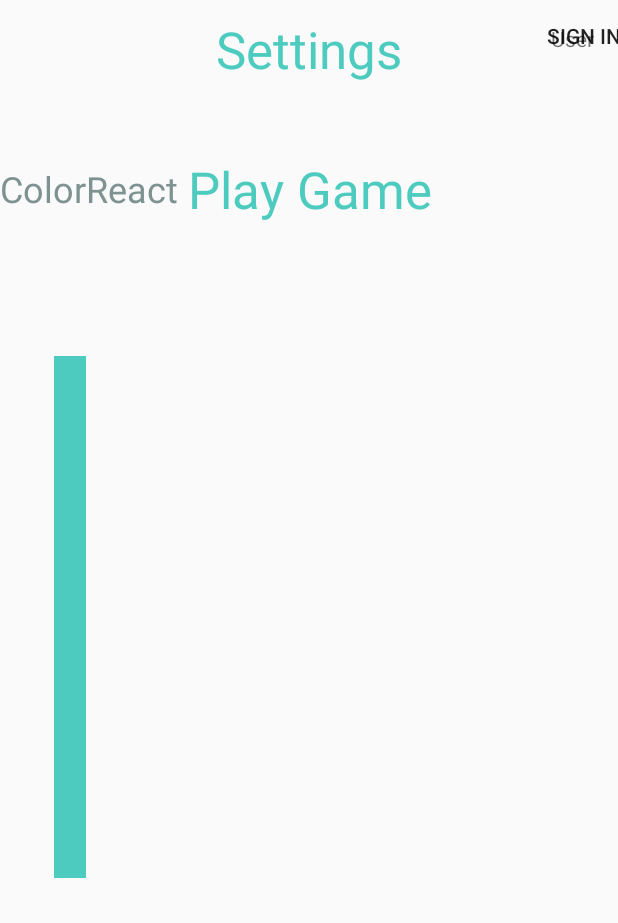
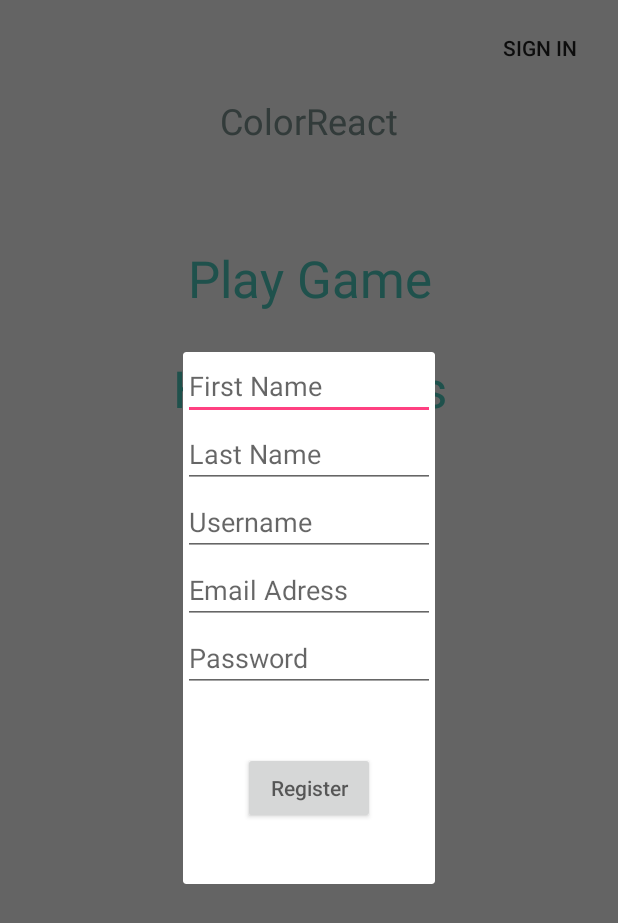
Before and after one commit to liangan4793/ColorReact, an Android app: the screen it shows after launch (MenuActivity), after a tap on "SIGN IN", on a phone screen of 412 x 824 dp. Shown: the top 923 px of the screen. Run offline under Robolectric (Android 15) with nearby library versions, the phone set to English and light mode, and no system bars; our stand-ins replace ButterKnife, Firebase (no records; nobody signed in at launch, a user with empty details on screens opened directly); libraries missing offline, so code that uses them is left out: io.realm.

```diff
--- a/app/src/main/java/com/example/andy/colorreact/MenuActivity.java
+++ b/app/src/main/java/com/example/andy/colorreact/MenuActivity.java
@@ -1,6 +1,7 @@
 package com.example.andy.colorreact;
 
 import android.support.annotation.Nullable;
+import android.support.v4.app.DialogFragment;
 import android.support.v4.app.FragmentManager;
 import android.support.v7.app.AppCompatActivity;
 import android.os.Bundle;
@@ -33,6 +34,8 @@ public class MenuActivity extends AppCompatActivity implements RegisterUserDialo
         signInButton.setOnClickListener(new View.OnClickListener() {
             @Override
             public void onClick(View v) {
+                RegisterUserDialogFragment registerUserDialogFragment = new RegisterUserDialogFragment();
+                registerUserDialogFragment.show(getFragmentManager(), "Register User");
             }
         });
     }
--- a/app/src/main/java/com/example/andy/colorreact/RegisterUserDialogFragment.java
+++ b/app/src/main/java/com/example/andy/colorreact/RegisterUserDialogFragment.java
@@ -28,6 +28,8 @@ public class RegisterUserDialogFragment extends DialogFragment {
 
     private User newUser;
 
+    public RegisterUserDialogFragment() {}
+
     public interface RegisterUserDialogListener {
         void onRegisterUser(User user);
     }
@@ -43,6 +45,8 @@ public class RegisterUserDialogFragment extends DialogFragment {
     @Override
     public void onViewCreated(View view, @Nullable Bundle savedInstanceState) {
         super.onViewCreated(view, savedInstanceState);
+        ButterKnife.bind(this, view);
+        newUser = new User();
         registerButton.setOnClickListener(new View.OnClickListener() {
             @Override
             public void onClick(View v) {
--- a/app/src/main/res/layout-v21/activity_menu.xml
+++ b/app/src/main/res/layout-v21/activity_menu.xml
@@ -7,102 +7,69 @@
     android:visibility="visible"
     tools:context="com.example.andy.colorreact.MenuActivity"
     tools:layout_editor_absoluteX="0dp"
-    tools:layout_editor_absoluteY="81dp">
+    tools:layout_editor_absoluteY="25dp">
 
     <Button
         android:id="@+id/play_game_button"
         style="@android:style/Widget.Material.Light.Button.Borderless.Colored"
-        android:layout_width="0dp"
+        android:layout_width="wrap_content"
         android:layout_height="wrap_content"
-        android:layout_marginBottom="0dp"
-        android:layout_marginTop="8dp"
+        android:layout_marginTop="56dp"
         android:elevation="0dp"
         android:text="@string/play_game_label"
         android:textAppearance="@style/TextAppearance.AppCompat.Display1"
         android:textColor="#4dcbbf"
-        app:layout_constraintBottom_toTopOf="@+id/settings_button"
-        app:layout_constraintTop_toBottomOf="@+id/textView"
-        app:layout_constraintVertical_bias="0.262"
         app:layout_constraintLeft_toLeftOf="parent"
-        android:layout_marginLeft="8dp"
-        android:layout_marginRight="8dp"
         app:layout_constraintRight_toRightOf="parent"
-        app:layout_constraintHorizontal_bias="0.0" />
+        app:layout_constraintTop_toBottomOf="@+id/textView" />
 
     <Button
         android:id="@+id/high_scores_button"
         style="@android:style/Widget.DeviceDefault.Button.Borderless"
-        android:layout_width="0dp"
+        android:layout_width="wrap_content"
         android:layout_height="wrap_content"
+        android:layout_marginTop="8dp"
         android:text="@string/high_scores_label"
         android:textAppearance="@style/TextAppearance.AppCompat.Display1"
         android:textColor="#4dcbbf"
-        android:layout_marginBottom="29dp"
-        app:layout_constraintBottom_toTopOf="@+id/settings_button"
         app:layout_constraintLeft_toLeftOf="parent"
         app:layout_constraintRight_toRightOf="parent"
-        app:layout_constraintHorizontal_bias="0.0" />
+        app:layout_constraintTop_toBottomOf="@+id/play_game_button" />
 
     <Button
         android:id="@+id/settings_button"
         style="@android:style/Widget.DeviceDefault.Button.Borderless"
-        android:layout_width="0dp"
+        android:layout_width="wrap_content"
         android:layout_height="wrap_content"
+        android:layout_marginTop="8dp"
         android:text="@string/settings_label"
         android:textAppearance="@style/TextAppearance.AppCompat.Display1"
         android:textColor="#4dcbbf"
-        tools:layout_editor_absoluteY="352dp"
-        android:layout_marginRight="8dp"
+        app:layout_constraintLeft_toLeftOf="parent"
         app:layout_constraintRight_toRightOf="parent"
-        android:layout_marginLeft="8dp"
-        app:layout_constraintLeft_toLeftOf="parent"
-        app:layout_constraintHorizontal_bias="0.0" />
-
-    <android.support.constraint.ConstraintLayout
-        android:id="@+id/constraintLayout"
-        android:layout_width="21dp"
-        android:layout_height="348dp"
-        android:background="#4dcbbf"
-        android:visibility="visible"
-        android:paddingLeft="150dp"
-        android:layout_marginLeft="36dp"
-        app:layout_constraintLeft_toLeftOf="parent"
-        app:layout_constraintTop_toTopOf="parent"
-        app:layout_constraintBottom_toBottomOf="parent"
-        app:layout_constraintVertical_bias="0.498"
-        tools:layout_editor_absoluteY="76dp">
-
-    </android.support.constraint.ConstraintLayout>
+        app:layout_constraintTop_toBottomOf="@+id/high_scores_button" />
 
     <TextView
         android:id="@+id/textView"
         android:layout_width="wrap_content"
         android:layout_height="wrap_content"
-        android:layout_marginTop="109dp"
+        android:layout_marginTop="8dp"
         android:text="@string/app_name"
         android:textAppearance="@style/TextAppearance.AppCompat.Headline"
         android:textColor="#7E9391"
-        app:layout_constraintTop_toTopOf="parent"
-        tools:layout_editor_absoluteX="88dp" />
-
-    <TextView
-        android:id="@+id/mainMenuUserLabel"
-        android:layout_width="wrap_content"
-        android:layout_height="wrap_content"
-        android:layout_marginRight="16dp"
-        android:layout_marginTop="16dp"
-        android:text="User"
+        app:layout_constraintLeft_toLeftOf="parent"
         app:layout_constraintRight_toRightOf="parent"
-        app:layout_constraintTop_toTopOf="parent" />
+        app:layout_constraintTop_toBottomOf="@+id/mainMenuSignInButton" />
 
     <Button
         android:id="@+id/mainMenuSignInButton"
         style="@style/Widget.AppCompat.Button.Borderless"
-        android:layout_width="wrap_content"
+        android:layout_width="88dp"
         android:layout_height="wrap_content"
-        android:layout_marginRight="-21dp"
+        android:layout_marginEnd="8dp"
+        android:layout_marginTop="8dp"
         android:text="Sign In"
-        app:layout_constraintRight_toRightOf="parent"
-        tools:layout_editor_absoluteY="33dp" />
+        app:layout_constraintEnd_toEndOf="parent"
+        app:layout_constraintTop_toTopOf="parent" />
 
 </android.support.constraint.ConstraintLayout>
--- a/app/src/main/res/layout/activity_menu.xml
+++ b/app/src/main/res/layout/activity_menu.xml
@@ -11,82 +11,65 @@
 
     <Button
         android:id="@+id/play_game_button"
-        style="@android:style/Widget.Material.Light.Button.Borderless.Colored"
+        style="@android:style/Widget.DeviceDefault.Button.Borderless"
         android:layout_width="wrap_content"
         android:layout_height="wrap_content"
-        android:layout_marginStart="8dp"
+        android:layout_marginTop="56dp"
         android:elevation="0dp"
         android:text="@string/play_game_label"
         android:textAppearance="@style/TextAppearance.AppCompat.Display1"
         android:textColor="#4dcbbf"
-        app:layout_constraintStart_toEndOf="@+id/constraintLayout"
-        android:layout_marginTop="12dp"
-        app:layout_constraintTop_toBottomOf="@+id/textView"
-        android:layout_marginLeft="8dp"
-        app:layout_constraintLeft_toLeftOf="parent" />
+        app:layout_constraintLeft_toLeftOf="parent"
+        app:layout_constraintRight_toRightOf="parent"
+        app:layout_constraintTop_toBottomOf="@+id/textView" />
 
     <Button
         android:id="@+id/high_scores_button"
         style="@android:style/Widget.DeviceDefault.Button.Borderless"
         android:layout_width="wrap_content"
         android:layout_height="wrap_content"
+        android:layout_marginTop="8dp"
         android:text="@string/high_scores_label"
         android:textAppearance="@style/TextAppearance.AppCompat.Display1"
         android:textColor="#4dcbbf"
-        app:layout_constraintStart_toEndOf="@+id/constraintLayout"
-        android:layout_marginTop="6dp"
-        app:layout_constraintTop_toBottomOf="@+id/play_game_button"
-        tools:layout_constraintRight_creator="1"
+        app:layout_constraintLeft_toLeftOf="parent"
         app:layout_constraintRight_toRightOf="parent"
-        tools:layout_constraintLeft_creator="1"
-        app:layout_constraintLeft_toRightOf="@+id/play_game_button" />
+        app:layout_constraintTop_toBottomOf="@+id/play_game_button" />
 
     <Button
         android:id="@+id/settings_button"
         style="@android:style/Widget.DeviceDefault.Button.Borderless"
         android:layout_width="wrap_content"
         android:layout_height="wrap_content"
+        android:layout_marginTop="8dp"
         android:text="@string/settings_label"
         android:textAppearance="@style/TextAppearance.AppCompat.Display1"
         android:textColor="#4dcbbf"
-        app:layout_constraintStart_toEndOf="@+id/constraintLayout"
-        android:layout_marginTop="8dp"
-        app:layout_constraintTop_toBottomOf="@+id/high_scores_button"
-        tools:layout_constraintRight_creator="1"
-        app:layout_constraintRight_toRightOf="parent" />
+        app:layout_constraintLeft_toLeftOf="parent"
+        app:layout_constraintRight_toRightOf="parent"
+        app:layout_constraintTop_toBottomOf="@+id/high_scores_button" />
 
     <TextView
         android:id="@+id/textView"
-        android:layout_width="0dp"
+        android:layout_width="wrap_content"
         android:layout_height="wrap_content"
+        android:layout_marginTop="8dp"
         android:text="@string/app_name"
-        android:textAppearance="@style/TextAppearance.AppCompat.Body1"
-        app:layout_constraintStart_toStartOf="@+id/play_game_button"
-        android:layout_marginTop="8dp"
-        app:layout_constraintTop_toBottomOf="@+id/mainMenuSignInButton"
-        tools:layout_constraintLeft_creator="1"
-        app:layout_constraintLeft_toLeftOf="parent" />
+        android:textAppearance="@style/TextAppearance.AppCompat.Headline"
+        android:textColor="#7E9391"
+        app:layout_constraintLeft_toLeftOf="parent"
+        app:layout_constraintRight_toRightOf="parent"
+        app:layout_constraintTop_toBottomOf="@+id/mainMenuSignInButton" />
 
     <Button
         android:id="@+id/mainMenuSignInButton"
         style="@style/Widget.AppCompat.Button.Borderless"
-        android:layout_width="wrap_content"
+        android:layout_width="88dp"
         android:layout_height="wrap_content"
-        android:layout_marginEnd="8dp"
+        android:layout_marginRight="8dp"
+        android:layout_marginTop="8dp"
         android:text="Sign In"
         app:layout_constraintEnd_toEndOf="parent"
-        app:layout_constraintTop_toTopOf="parent"
-        android:layout_marginTop="8dp"
-        android:layout_marginRight="8dp"
-        app:layout_constraintRight_toRightOf="parent" />
-
-    <android.support.constraint.Guideline
-        android:id="@+id/guideline"
-        android:layout_width="wrap_content"
-        android:layout_height="wrap_content"
-        android:orientation="vertical"
-        app:layout_constraintGuide_begin="20dp"
-        tools:layout_editor_absoluteY="0dp"
-        tools:layout_editor_absoluteX="20dp" />
+        app:layout_constraintTop_toTopOf="parent" />
 
 </android.support.constraint.ConstraintLayout>
--- a/app/src/main/res/layout/fragment_register_user.xml
+++ b/app/src/main/res/layout/fragment_register_user.xml
@@ -4,51 +4,44 @@
     android:orientation="vertical"
     android:layout_width="match_parent"
     android:layout_height="match_parent"
-    android:layout_centerInParent="true">
-
-    <LinearLayout
-        android:layout_width="match_parent"
-        android:layout_height="wrap_content"
-        android:orientation="vertical"
-        android:padding="85dp"
-        >
+    android:layout_centerInParent="true"
+    android:layout_margin="56dp">
 
         <EditText
             android:id="@+id/register_fragment_first_name"
             android:layout_width="match_parent"
             android:layout_height="wrap_content"
-            android:text="First Name" />
+            android:hint="First Name" />
 
         <EditText
             android:id="@+id/register_fragment_last_name"
             android:layout_width="match_parent"
             android:layout_height="wrap_content"
-            android:text="Last Name" />
+            android:hint="Last Name" />
 
         <EditText
             android:id="@+id/register_fragment_user_name"
             android:layout_width="match_parent"
             android:layout_height="wrap_content"
-            android:text="Username" />
+            android:hint="Username" />
 
         <EditText
             android:id="@+id/register_fragment_email_address"
             android:layout_width="match_parent"
             android:layout_height="wrap_content"
-            android:text="Email Adress" />
+            android:hint="Email Adress" />
 
         <EditText
             android:id="@+id/register_fragment_password"
             android:layout_width="match_parent"
             android:layout_height="wrap_content"
-            android:text="Password" />
-    </LinearLayout>
+            android:hint="Password" />
 
-    <Button
-        android:layout_width="match_parent"
-        android:layout_height="wrap_content"
-        android:text="Register"
-        android:layout_margin="40dp"
-        android:id="@+id/register_fragment_register_button"/>
+        <Button
+            android:layout_width="match_parent"
+            android:layout_height="wrap_content"
+            android:hint="Register"
+            android:layout_margin="40dp"
+            android:id="@+id/register_fragment_register_button"/>
 
 </LinearLayout>
--- a/build.gradle
+++ b/build.gradle
@@ -5,7 +5,7 @@ buildscript {
         jcenter()
     }
     dependencies {
-        classpath 'com.android.tools.build:gradle:2.3.0'
+        classpath 'com.android.tools.build:gradle:3.0.0'
         classpath "io.realm:realm-gradle-plugin:4.1.0"
 
         // NOTE: Do not place your application dependencies here; they belong
```
